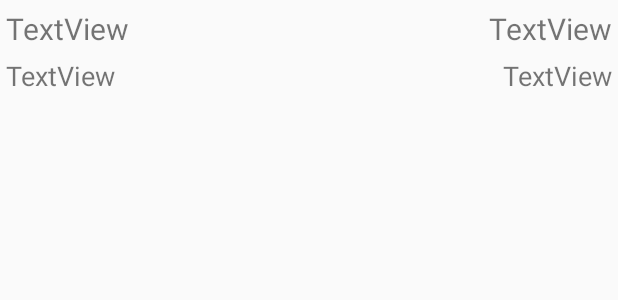
After one commit to italoa7x/projetoPDS, an Android app: the layout itens.xml on its own in the app's theme, with its tools: preview values and no code run, on a phone screen of 412 x 824 dp. The commit adds this screen. Shown: the top 300 px of the screen. Run offline under Robolectric (Android 15) with nearby library versions, the phone set to English and light mode, and no system bars.

Commit message:
Versão inicial da listagem de investimentos
Foi implementada a listagem de investimentos na sua versão inicial.

```diff
--- a/CointerProject/app/src/main/AndroidManifest.xml
+++ b/CointerProject/app/src/main/AndroidManifest.xml
@@ -9,8 +9,9 @@
         android:roundIcon="@mipmap/ic_launcher_round"
         android:supportsRtl="true"
         android:theme="@style/AppTheme">
-        <activity android:name=".view.Home"></activity>
-        <activity android:name=".TelaConsultaValores"></activity>
+        <activity android:name=".view.ListaInvestimentos"></activity>
+        <activity android:name=".view.Home" />
+        <activity android:name=".TelaConsultaValores" />
         <activity
             android:name=".view.CadastroActivity"
             android:label="title_activity_cadastro"
--- a/CointerProject/app/src/main/java/br/com/cointerproject/view/CadastroInvActivity.java
+++ b/CointerProject/app/src/main/java/br/com/cointerproject/view/CadastroInvActivity.java
@@ -18,7 +18,6 @@ import com.google.firebase.database.FirebaseDatabase;
 import java.util.Locale;
 
 import br.com.cointerproject.R;
-import br.com.cointerproject.TelaConsultaValores;
 import br.com.cointerproject.model.Investimento;
 import br.com.cointerproject.model.Mercado;
 import br.com.cointerproject.ui.ListaInvestimento;
--- a/CointerProject/app/src/main/java/br/com/cointerproject/view/Home.java
+++ b/CointerProject/app/src/main/java/br/com/cointerproject/view/Home.java
@@ -53,4 +53,9 @@ public class Home extends AppCompatActivity {
         Intent it = new Intent(Home.this, CadastroInvActivity.class);
         startActivity(it);
     }
+
+    public void listaInvestimentos(View view){
+        Intent it = new Intent(Home.this, ListaInvestimentos.class);
+        startActivity(it);
+    }
 }
--- /dev/null
+++ b/CointerProject/app/src/main/res/drawable/divider.xml
@@ -0,0 +1,6 @@
+<?xml version="1.0" encoding="UTF-8"?>
+<shape
+    xmlns:android="http://schemas.android.com/apk/res/android">
+    <gradient android:startColor="#000000" android:endColor="#000000" android:angle="270.0" android:dividerHeight="4px"/>
+
+</shape>
--- /dev/null
+++ b/CointerProject/app/src/main/res/layout/itens.xml
@@ -0,0 +1,55 @@
+<?xml version="1.0" encoding="utf-8"?>
+<androidx.constraintlayout.widget.ConstraintLayout xmlns:android="http://schemas.android.com/apk/res/android"
+    xmlns:app="http://schemas.android.com/apk/res-auto"
+    xmlns:tools="http://schemas.android.com/tools"
+    android:layout_width="match_parent"
+    android:layout_height="wrap_content">
+
+    <TextView
+        android:id="@+id/valor_investimento"
+        android:layout_width="wrap_content"
+        android:layout_height="wrap_content"
+        android:layout_marginTop="5dp"
+        android:layout_marginEnd="4dp"
+        android:text="TextView"
+        android:textSize="20sp"
+        app:layout_constraintEnd_toEndOf="parent"
+        app:layout_constraintTop_toTopOf="parent" />
+
+    <TextView
+        android:id="@+id/nome_investimento"
+        android:layout_width="wrap_content"
+        android:layout_height="wrap_content"
+        android:layout_marginStart="4dp"
+        android:layout_marginTop="5dp"
+        android:text="TextView"
+        android:textSize="20sp"
+        app:layout_constraintStart_toStartOf="parent"
+        app:layout_constraintTop_toTopOf="parent" />
+
+    <TextView
+        android:id="@+id/status_investimento"
+        android:layout_width="wrap_content"
+        android:layout_height="wrap_content"
+        android:layout_marginStart="4dp"
+        android:layout_marginTop="5dp"
+        android:layout_marginBottom="8dp"
+        android:text="TextView"
+        android:textSize="18sp"
+        app:layout_constraintBottom_toBottomOf="parent"
+        app:layout_constraintStart_toStartOf="parent"
+        app:layout_constraintTop_toBottomOf="@+id/nome_investimento" />
+
+    <TextView
+        android:id="@+id/lucro_investimento"
+        android:layout_width="wrap_content"
+        android:layout_height="wrap_content"
+        android:layout_marginTop="5dp"
+        android:layout_marginEnd="4dp"
+        android:layout_marginBottom="8dp"
+        android:text="TextView"
+        android:textSize="18sp"
+        app:layout_constraintBottom_toBottomOf="parent"
+        app:layout_constraintEnd_toEndOf="parent"
+        app:layout_constraintTop_toBottomOf="@+id/valor_investimento" />
+</androidx.constraintlayout.widget.ConstraintLayout>
```
Also changed, not shown: CointerProject/app/src/main/java/br/com/cointerproject/model/FirebaseHelper.java (added, +89 -0 lines), CointerProject/app/src/main/java/br/com/cointerproject/model/Investimento.java (+9 -0 lines), CointerProject/app/src/main/java/br/com/cointerproject/ui/RecyclerConfig.java (added, +84 -0 lines), CointerProject/app/src/main/java/br/com/cointerproject/view/ListaInvestimentos.java (added, +45 -0 lines), CointerProject/app/src/main/res/layout/activity_home.xml (+13 -0 lines), CointerProject/app/src/main/res/layout/activity_lista_investimentos.xml (added, +17 -0 lines).
